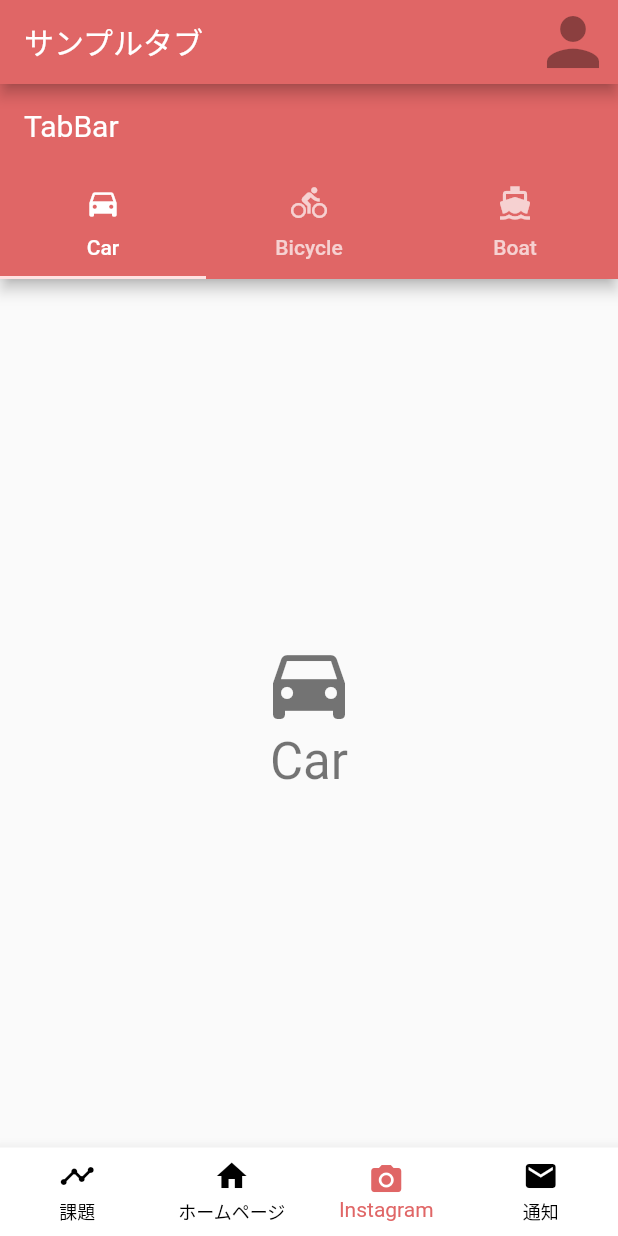
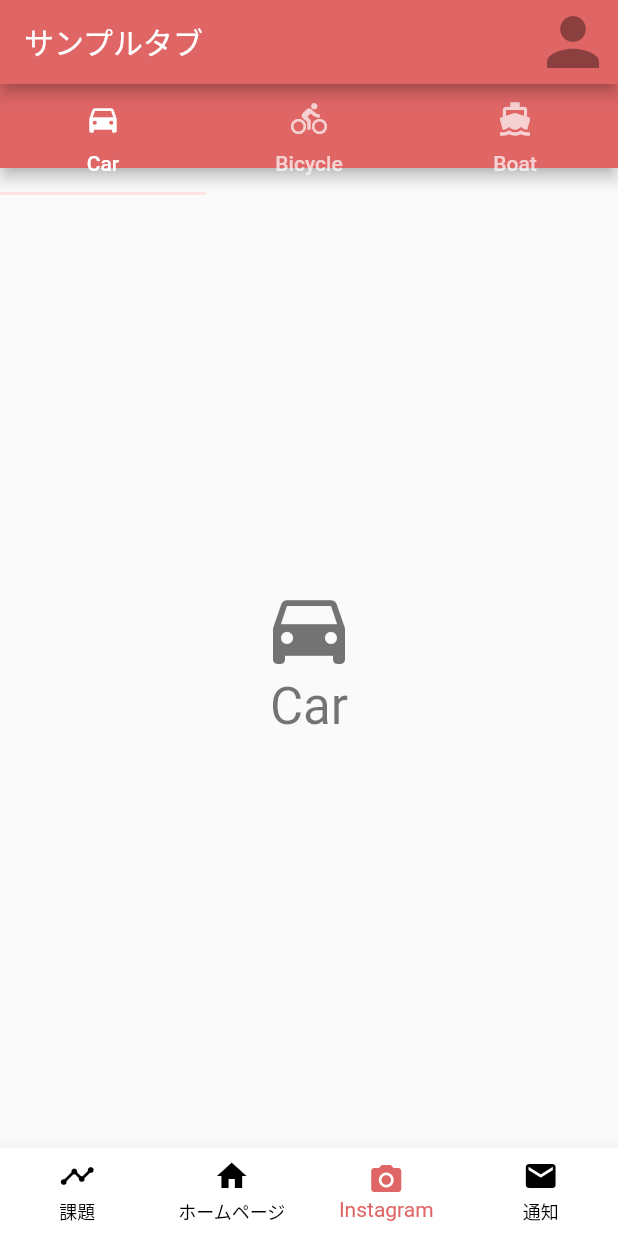
Before and after one commit to nord2sudjp/jumpin, a Flutter app: the screen it shows after launch, item 3 of the bottom bar chosen, on a phone screen of 412 x 824 dp. Run offline on Flutter 3.47's test engine with Material 2 defaults, Android fonts, the phone set to English and light mode, and no system bars; our stand-ins replace webview_flutter; Roboto replaces fonts that are missing (OpenSans, QuickSand).

Commit message:
tab controller with flexiblespace

```diff
--- a/lib/screen/SampleTabScreen.dart
+++ b/lib/screen/SampleTabScreen.dart
@@ -17,9 +17,13 @@ class _SampleTabScreenState extends State<SampleTabScreen> {
       length: _tab.length,
       child: Scaffold(
         appBar: AppBar(
-          title: const Text('TabBar'),
-          bottom: TabBar(
-            tabs: _tab,
+          flexibleSpace: Column(
+            mainAxisAlignment: MainAxisAlignment.end,
+            children: <Widget>[
+              TabBar(
+                tabs: _tab,
+              ),
+            ],
           ),
         ),
         body: TabBarView(children: <Widget>[
```
